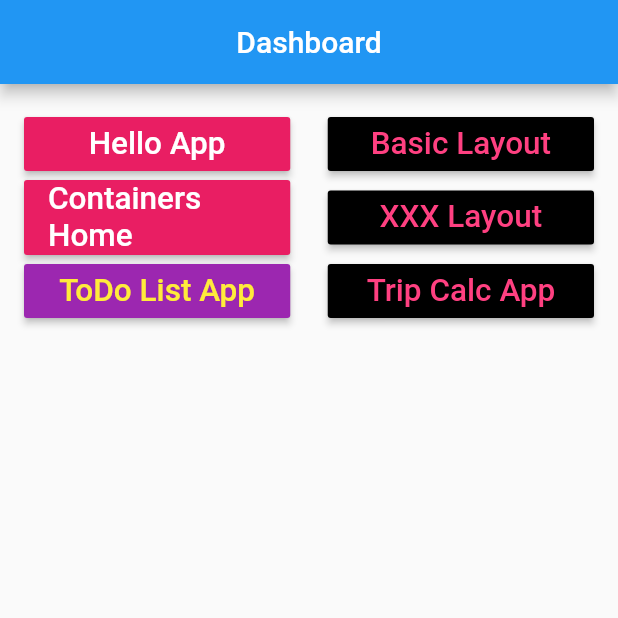
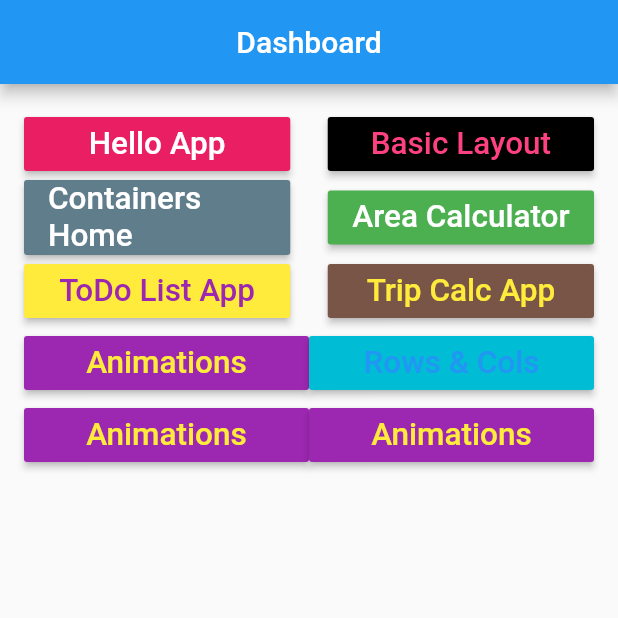
Before and after one commit to sud007/flutter_app, a Flutter app: the DashboardHome screen opened directly, on a phone screen of 412 x 824 dp, the top half of it. Run offline on Flutter 3.47's test engine with Material 2 defaults, Android fonts, the phone set to English and light mode, and no system bars; our stand-ins replace sqflite; accounts and stored records are empty; network calls fail.

Commit message:
more layouts

```diff
--- a/lib/ui/screens/dashboard.dart
+++ b/lib/ui/screens/dashboard.dart
@@ -1,4 +1,7 @@
 import 'package:flutter/material.dart';
+import 'package:flutterapp/ui/screens/anim_home.dart';
+import 'package:flutterapp/ui/screens/area_calc/area_cal.dart';
+import 'package:flutterapp/ui/screens/layouts/row_cols.dart';
 import 'package:flutterapp/ui/screens/todo/todo_home.dart';
 import 'package:flutterapp/ui/screens/trip_calc/trip_calculator.dart';
 import 'layouts/containers.dart';
@@ -11,7 +14,7 @@ class Dashboard extends StatelessWidget {
     return MaterialApp(
       title: "Flutter Demos",
       debugShowCheckedModeBanner: false,
-      theme: ThemeData(primarySwatch: Colors.orange),
+      theme: ThemeData(primarySwatch: Colors.green),
       home: DashboardHome(),
     );
   }
@@ -67,14 +70,14 @@ class _DashboardHomeState extends State<DashboardHome> {
                     )),
                   ],
                 ),
-                 Row(
+                Row(
                   children: <Widget>[
                     Expanded(
                         child: RaisedButton(
                       onPressed: () {
                         navigateToContainersHome();
                       },
-                      color: Colors.pink,
+                      color: Colors.blueGrey,
                       textColor: Colors.white,
                       child: Text(
                         "Containers Home",
@@ -87,12 +90,12 @@ class _DashboardHomeState extends State<DashboardHome> {
                     Expanded(
                         child: RaisedButton(
                       onPressed: () {
-                        navigateToBasicLayout();
+                        navigateToAreaCalculator();
                       },
-                      color: Colors.black,
-                      textColor: Colors.pinkAccent,
+                      color: Colors.green,
+                      textColor: Colors.white,
                       child: Text(
-                        "XXX Layout",
+                        "Area Calculator",
                         textScaleFactor: 1.5,
                       ),
                     )),
@@ -105,8 +108,8 @@ class _DashboardHomeState extends State<DashboardHome> {
                       onPressed: () {
                         navigateToToDoApp();
                       },
-                      color: Colors.purple,
-                      textColor: Colors.yellow,
+                      color: Colors.yellow,
+                      textColor: Colors.purple,
                       child: Text(
                         "ToDo List App",
                         textScaleFactor: 1.5,
@@ -120,10 +123,66 @@ class _DashboardHomeState extends State<DashboardHome> {
                       onPressed: () {
                         navigateToTripCalApp();
                       },
-                      color: Colors.black,
-                      textColor: Colors.pinkAccent,
+                      color: Colors.brown,
+                      textColor: Colors.yellow,
                       child: Text(
                         "Trip Calc App",
+                        textScaleFactor: 1.5,
+                      ),
+                    )),
+                  ],
+                ),
+                Row(
+                  children: <Widget>[
+                    Expanded(
+                        child: RaisedButton(
+                      onPressed: () {
+                        navigateToAnimationDemo();
+                      },
+                      color: Colors.purple,
+                      textColor: Colors.yellow,
+                      child: Text(
+                        "Animations",
+                        textScaleFactor: 1.5,
+                      ),
+                    )),
+                    Expanded(
+                        child: RaisedButton(
+                      onPressed: () {
+                        navigateToRowCol();
+                      },
+                      color: Colors.cyan,
+                      textColor: Colors.blue,
+                      child: Text(
+                        "Rows & Cols",
+                        textScaleFactor: 1.5,
+                      ),
+                    )),
+                  ],
+                ),
+                 Row(
+                  children: <Widget>[
+                    Expanded(
+                        child: RaisedButton(
+                      onPressed: () {
+                        navigateToAnimationDemo();
+                      },
+                      color: Colors.purple,
+                      textColor: Colors.yellow,
+                      child: Text(
+                        "Animations",
+                        textScaleFactor: 1.5,
+                      ),
+                    )),
+                    Expanded(
+                        child: RaisedButton(
+                      onPressed: () {
+                        navigateToRowCol();
+                      },
+                      color: Colors.purple,
+                      textColor: Colors.yellow,
+                      child: Text(
+                        "Animations",
                         textScaleFactor: 1.5,
                       ),
                     )),
@@ -161,4 +220,19 @@ class _DashboardHomeState extends State<DashboardHome> {
     bool result = await Navigator.push(
         context, MaterialPageRoute(builder: (context) => ContainersHome()));
   }
+
+  void navigateToAreaCalculator() async {
+    bool result = await Navigator.push(
+        context, MaterialPageRoute(builder: (context) => AreaCalcHome()));
+  }
+
+  void navigateToAnimationDemo() async {
+    bool result = await Navigator.push(
+        context, MaterialPageRoute(builder: (context) => AnimHomePage()));
+  }
+
+  void navigateToRowCol() async {
+    bool result = await Navigator.push(
+        context, MaterialPageRoute(builder: (context) => RowColHome()));
+  }
 }
```
Also changed, not shown: lib/main.dart (+8 -1 lines), lib/ui/screens/area_calc/area_cal.dart (added, +103 -0 lines), lib/ui/screens/area_calc/shape_container.dart (added, +59 -0 lines), lib/ui/screens/area_calc/text_field.dart (added, +34 -0 lines), lib/ui/screens/layouts/containers.dart (+3 -9 lines), lib/ui/screens/layouts/row_cols.dart (added, +127 -0 lines), lib/ui/screens/prod_timer/prod_timer.dart (added, +28 -0 lines).
